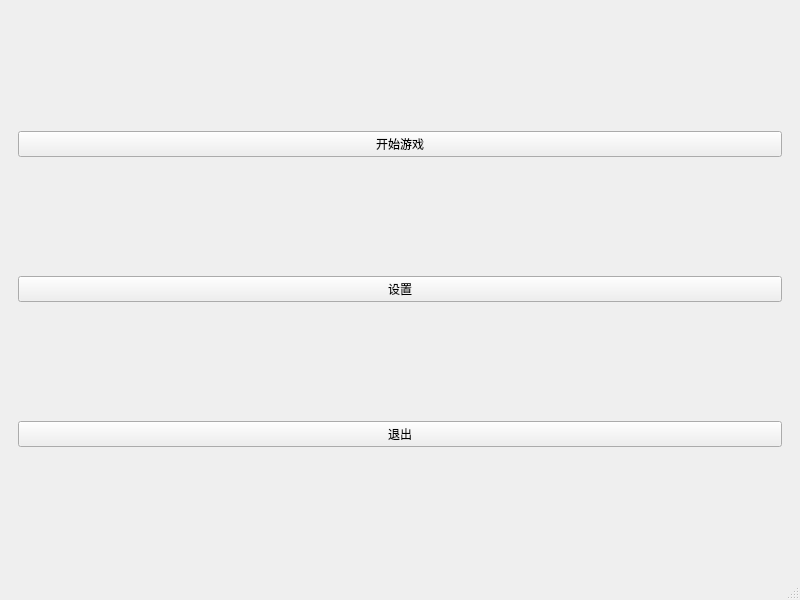
The window that client/src/MainWindow.ui (Kez-Jo1909/NO_Flychess) describes before a commit, drawn with Qt 5.
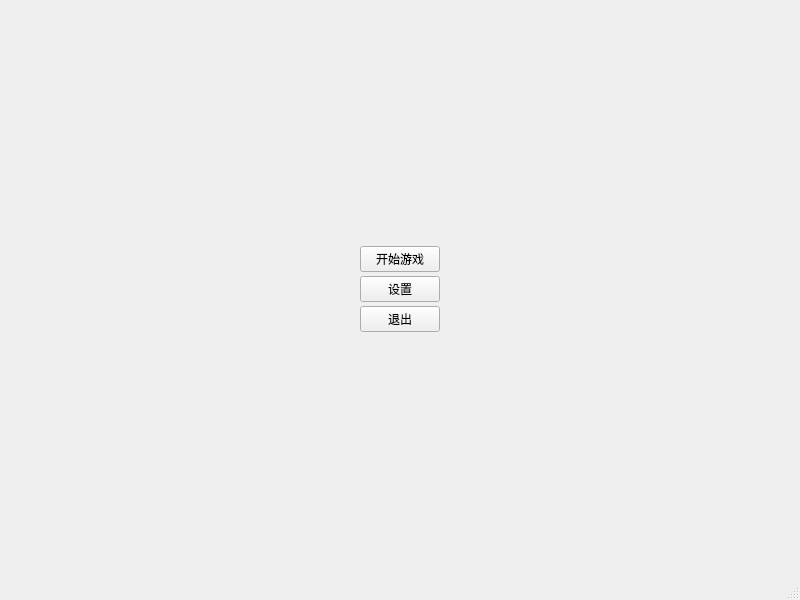
The same window after the commit.

Patch:
```diff
--- a/client/src/MainWindow.ui
+++ b/client/src/MainWindow.ui
@@ -19,44 +19,276 @@
      <widget class="QStackedWidget" name="stackedWidget">
       <widget class="QWidget" name="page">
        <layout class="QVBoxLayout" name="verticalLayout_page">
+        <property name="spacing">
+         <number>0</number>
+        </property>
+        <property name="leftMargin">
+         <number>0</number>
+        </property>
+        <property name="topMargin">
+         <number>0</number>
+        </property>
+        <property name="rightMargin">
+         <number>0</number>
+        </property>
+        <property name="bottomMargin">
+         <number>0</number>
+        </property>
         <item>
-         <widget class="QPushButton" name="StartButton">
-          <property name="sizePolicy">
-           <sizepolicy hsizetype="Preferred" vsizetype="Fixed">
-            <horstretch>0</horstretch>
-            <verstretch>0</verstretch>
-           </sizepolicy>
+         <spacer name="verticalSpacerTop">
+          <property name="orientation">
+           <enum>Qt::Vertical</enum>
           </property>
-          <property name="text">
-           <string>开始游戏</string>
+          <property name="sizeType">
+           <enum>QSizePolicy::Expanding</enum>
           </property>
-         </widget>
+          <property name="sizeHint" stdset="0">
+           <size>
+            <width>0</width>
+            <height>0</height>
+           </size>
+          </property>
+         </spacer>
         </item>
         <item>
-         <widget class="QPushButton" name="SettingsButton">
-          <property name="sizePolicy">
-           <sizepolicy hsizetype="Preferred" vsizetype="Fixed">
-            <horstretch>0</horstretch>
-            <verstretch>0</verstretch>
-           </sizepolicy>
+         <layout class="QHBoxLayout" name="horizontalLayout_StartButton">
+          <property name="spacing">
+           <number>0</number>
           </property>
-          <property name="text">
-           <string>设置</string>
+          <property name="leftMargin">
+           <number>0</number>
           </property>
-         </widget>
+          <property name="topMargin">
+           <number>0</number>
+          </property>
+          <property name="rightMargin">
+           <number>0</number>
+          </property>
+          <property name="bottomMargin">
+           <number>0</number>
+          </property>
+          <item>
+           <spacer name="horizontalSpacerStartLeft">
+            <property name="orientation">
+             <enum>Qt::Horizontal</enum>
+            </property>
+            <property name="sizeType">
+             <enum>QSizePolicy::Expanding</enum>
+            </property>
+            <property name="sizeHint" stdset="0">
+             <size>
+              <width>0</width>
+              <height>0</height>
+             </size>
+            </property>
+           </spacer>
+          </item>
+          <item>
+           <widget class="QPushButton" name="StartButton">
+            <property name="sizePolicy">
+             <sizepolicy hsizetype="Preferred" vsizetype="Fixed">
+              <horstretch>0</horstretch>
+              <verstretch>0</verstretch>
+             </sizepolicy>
+            </property>
+            <property name="text">
+             <string>开始游戏</string>
+            </property>
+           </widget>
+          </item>
+          <item>
+           <spacer name="horizontalSpacerStartRight">
+            <property name="orientation">
+             <enum>Qt::Horizontal</enum>
+            </property>
+            <property name="sizeType">
+             <enum>QSizePolicy::Expanding</enum>
+            </property>
+            <property name="sizeHint" stdset="0">
+             <size>
+              <width>0</width>
+              <height>0</height>
+             </size>
+            </property>
+           </spacer>
+          </item>
+         </layout>
         </item>
         <item>
-         <widget class="QPushButton" name="ExitButton">
-          <property name="sizePolicy">
-           <sizepolicy hsizetype="Preferred" vsizetype="Fixed">
-            <horstretch>0</horstretch>
-            <verstretch>0</verstretch>
-           </sizepolicy>
+         <spacer name="verticalSpacerBetween1">
+          <property name="orientation">
+           <enum>Qt::Vertical</enum>
           </property>
-          <property name="text">
-           <string>退出</string>
+          <property name="sizeType">
+           <enum>QSizePolicy::Fixed</enum>
           </property>
-         </widget>
+          <property name="sizeHint" stdset="0">
+           <size>
+            <width>0</width>
+            <height>4</height>
+           </size>
+          </property>
+         </spacer>
+        </item>
+        <item>
+         <layout class="QHBoxLayout" name="horizontalLayout_SettingsButton">
+          <property name="spacing">
+           <number>0</number>
+          </property>
+          <property name="leftMargin">
+           <number>0</number>
+          </property>
+          <property name="topMargin">
+           <number>0</number>
+          </property>
+          <property name="rightMargin">
+           <number>0</number>
+          </property>
+          <property name="bottomMargin">
+           <number>0</number>
+          </property>
+          <item>
+           <spacer name="horizontalSpacerSettingsLeft">
+            <property name="orientation">
+             <enum>Qt::Horizontal</enum>
+            </property>
+            <property name="sizeType">
+             <enum>QSizePolicy::Expanding</enum>
+            </property>
+            <property name="sizeHint" stdset="0">
+             <size>
+              <width>0</width>
+              <height>0</height>
+             </size>
+            </property>
+           </spacer>
+          </item>
+          <item>
+           <widget class="QPushButton" name="SettingsButton">
+            <property name="sizePolicy">
+             <sizepolicy hsizetype="Preferred" vsizetype="Fixed">
+              <horstretch>0</horstretch>
+              <verstretch>0</verstretch>
+             </sizepolicy>
+            </property>
+            <property name="text">
+             <string>设置</string>
+            </property>
+           </widget>
+          </item>
+          <item>
+           <spacer name="horizontalSpacerSettingsRight">
+            <property name="orientation">
+             <enum>Qt::Horizontal</enum>
+            </property>
+            <property name="sizeType">
+             <enum>QSizePolicy::Expanding</enum>
+            </property>
+            <property name="sizeHint" stdset="0">
+             <size>
+              <width>0</width>
+              <height>0</height>
+             </size>
+            </property>
+           </spacer>
+          </item>
+         </layout>
+        </item>
+        <item>
+         <spacer name="verticalSpacerBetween2">
+          <property name="orientation">
+           <enum>Qt::Vertical</enum>
+          </property>
+          <property name="sizeType">
+           <enum>QSizePolicy::Fixed</enum>
+          </property>
+          <property name="sizeHint" stdset="0">
+           <size>
+            <width>0</width>
+            <height>4</height>
+           </size>
+          </property>
+         </spacer>
+        </item>
+        <item>
+         <layout class="QHBoxLayout" name="horizontalLayout_ExitButton">
+          <property name="spacing">
+           <number>0</number>
+          </property>
+          <property name="leftMargin">
+           <number>0</number>
+          </property>
+          <property name="topMargin">
+           <number>0</number>
+          </property>
+          <property name="rightMargin">
+           <number>0</number>
+          </property>
+          <property name="bottomMargin">
+           <number>0</number>
+          </property>
+          <item>
+           <spacer name="horizontalSpacerExitLeft">
+            <property name="orientation">
+             <enum>Qt::Horizontal</enum>
+            </property>
+            <property name="sizeType">
+             <enum>QSizePolicy::Expanding</enum>
+            </property>
+            <property name="sizeHint" stdset="0">
+             <size>
+              <width>0</width>
+              <height>0</height>
+             </size>
+            </property>
+           </spacer>
+          </item>
+          <item>
+           <widget class="QPushButton" name="ExitButton">
+            <property name="sizePolicy">
+             <sizepolicy hsizetype="Preferred" vsizetype="Fixed">
+              <horstretch>0</horstretch>
+              <verstretch>0</verstretch>
+             </sizepolicy>
+            </property>
+            <property name="text">
+             <string>退出</string>
+            </property>
+           </widget>
+          </item>
+          <item>
+           <spacer name="horizontalSpacerExitRight">
+            <property name="orientation">
+             <enum>Qt::Horizontal</enum>
+            </property>
+            <property name="sizeType">
+             <enum>QSizePolicy::Expanding</enum>
+            </property>
+            <property name="sizeHint" stdset="0">
+             <size>
+              <width>0</width>
+              <height>0</height>
+             </size>
+            </property>
+           </spacer>
+          </item>
+         </layout>
+        </item>
+        <item>
+         <spacer name="verticalSpacerBottom">
+          <property name="orientation">
+           <enum>Qt::Vertical</enum>
+          </property>
+          <property name="sizeType">
+           <enum>QSizePolicy::Expanding</enum>
+          </property>
+          <property name="sizeHint" stdset="0">
+           <size>
+            <width>0</width>
+            <height>0</height>
+           </size>
+          </property>
+         </spacer>
         </item>
        </layout>
       </widget>
```
